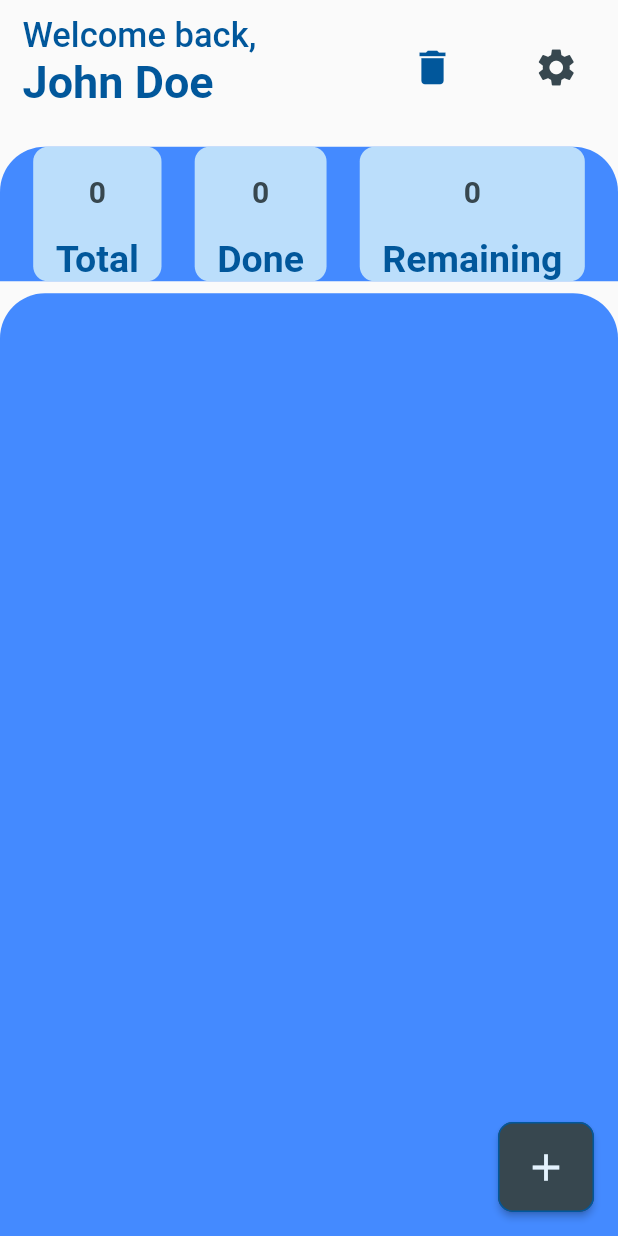
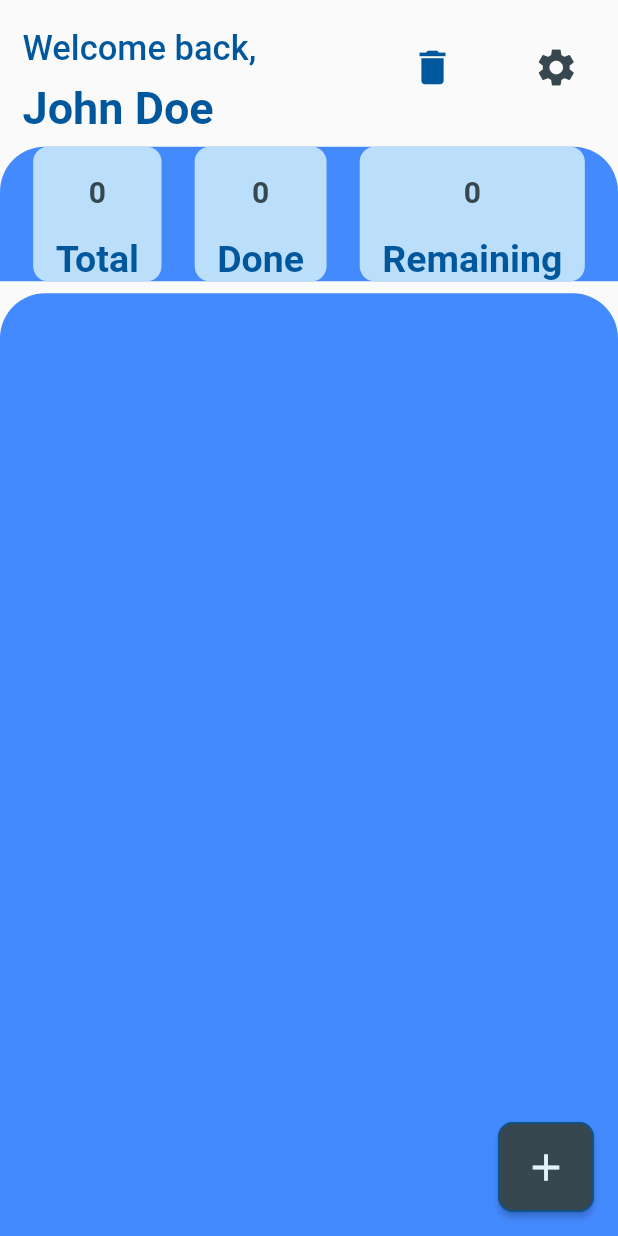
Before and after one commit to Angel-cuba/Todo_Flutter, a Flutter app: the screen it shows after launch, on a phone screen of 412 x 824 dp. Run offline on Flutter 3.47's test engine with Material 2 defaults, Android fonts, the phone set to English and light mode, and no system bars.

Commit message:
Fix layout error

```diff
--- a/lib/views/header_view.dart
+++ b/lib/views/header_view.dart
@@ -17,9 +17,11 @@ class HeaderView extends StatelessWidget {
               flex: 3,
               child: Container(
                 margin: const EdgeInsets.only(left: 15, top: 10),
+                child: Expanded(
                   child: Column(
                     children: [
-                    Align(
+                      Expanded(
+                        child: Align(
                           alignment: Alignment.centerLeft,
                           child: FittedBox(
                             fit: BoxFit.fitHeight,
@@ -28,6 +30,7 @@ class HeaderView extends StatelessWidget {
                                     color: value.clr4,
                                     fontSize: 23,
                                     fontWeight: FontWeight.w500)),
+                          ),
                         ),
                       ),
                       Align(
@@ -41,6 +44,7 @@ class HeaderView extends StatelessWidget {
                                     fontWeight: FontWeight.bold))),
                       )
                     ],
+                  ),
                 ),
               )),
           Expanded(
```
Lines whose indentation alone changed are shown as unchanged.
